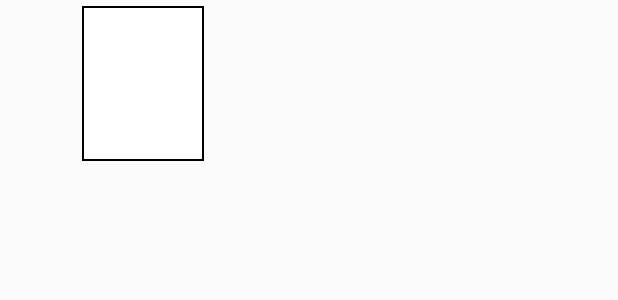
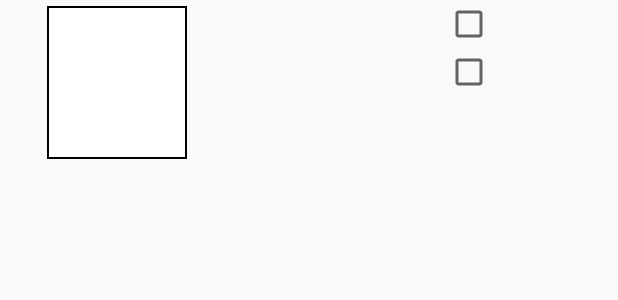
Before and after one commit to Joabenman/PruebaDrawer, an Android app: the layout listitem_elemento.xml on its own in the app's theme, with its tools: preview values and no code run, on a phone screen of 412 x 824 dp. Shown: the top 300 px of the screen. Run offline under Robolectric (Android 15) with nearby library versions, the phone set to English and light mode, and no system bars.

Commit message:
botones con perdida de focus

```diff
--- a/app/src/main/res/drawable/side_nav_bar.xml
+++ b/app/src/main/res/drawable/side_nav_bar.xml
@@ -1,9 +1,9 @@
 <shape xmlns:android="http://schemas.android.com/apk/res/android"
     android:shape="rectangle" >
     <gradient
-        android:startColor="#81C784"
-        android:centerColor="#4CAF50"
-        android:endColor="#2E7D32"
+        android:startColor="#795548"
+        android:centerColor="#8e6f64"
+        android:endColor="#b39990"
         android:type="linear"
         android:angle="135"/>
 </shape>
--- a/app/src/main/res/layout/listitem_elemento.xml
+++ b/app/src/main/res/layout/listitem_elemento.xml
@@ -7,19 +7,18 @@
 
     <LinearLayout
         android:orientation="horizontal"
-        android:layout_width="146dp"
-        android:layout_height="111dp"
+        android:layout_width="wrap_content"
+        android:layout_height="110dp"
         android:weightSum="1">
 
         <LinearLayout
             android:orientation="vertical"
-            android:layout_width="34dp"
-            android:layout_height="match_parent"
-            android:layout_weight="0.74"></LinearLayout>
+            android:layout_width="27dp"
+            android:layout_height="match_parent"></LinearLayout>
 
         <LinearLayout
             android:orientation="vertical"
-            android:layout_width="89dp"
+            android:layout_width="101dp"
             android:layout_height="match_parent">
 
             <ImageView android:id="@+id/ImgListaElemento"
@@ -38,35 +37,74 @@
 
     <LinearLayout
         android:orientation="vertical"
-        android:layout_width="match_parent"
+        android:layout_width="148dp"
+        android:layout_height="match_parent"
+        android:weightSum="1" >
+
+        <LinearLayout
+            android:orientation="vertical"
+            android:layout_width="match_parent"
+            android:layout_height="fill_parent"
+            android:weightSum="1"
+            android:layout_marginLeft="20dp" >
+
+            <TextView
+                android:id="@+id/LblListaTitulo"
+                android:layout_width="match_parent"
+                android:layout_height="wrap_content"
+                android:textStyle="bold"
+                android:textSize="14sp"
+                android:layout_marginTop="5dp"
+                android:layout_weight="0.34" />
+
+            <TextView
+                android:id="@+id/LblListaAutor"
+                android:layout_width="match_parent"
+                android:layout_height="wrap_content"
+                android:textStyle="normal"
+                android:textSize="12sp"
+                android:layout_weight="0.28" />
+        </LinearLayout>
+    </LinearLayout>
+
+    <LinearLayout
+        android:orientation="vertical"
+        android:layout_width="wrap_content"
         android:layout_height="match_parent"
         android:weightSum="1">
 
+
         <LinearLayout
-            android:orientation="vertical"
-            android:layout_width="wrap_content"
-            android:layout_height="match_parent"
+            android:orientation="horizontal"
+            android:layout_width="74dp"
+            android:layout_height="wrap_content"
             android:weightSum="1"
-            android:layout_marginLeft="20dp">
+            android:layout_marginLeft="20dp" >
 
-            <TextView android:id="@+id/LblListaTitulo"
-                android:layout_width="160dp"
+            <CheckBox
+                android:layout_width="53dp"
                 android:layout_height="wrap_content"
-                android:textStyle="bold"
-                android:textSize="14sp"
-                android:layout_weight="0.35"
-                android:layout_marginTop="5dp" />
-
-            <TextView android:id="@+id/LblListaAutor"
-                android:layout_width="164dp"
-                android:layout_height="wrap_content"
-                android:textStyle="normal"
-                android:textSize="12sp"
-                android:layout_weight="0.22" />
+                android:checked="false"
+                android:focusable="false"
+                android:id="@+id/checkvisto" />
 
         </LinearLayout>
 
+        <LinearLayout
+            android:orientation="horizontal"
+            android:layout_width="74dp"
+            android:layout_height="match_parent"
+            android:weightSum="1"
+            android:layout_marginLeft="20dp" >
+
+            <CheckBox
+                android:layout_width="53dp"
+                android:layout_height="wrap_content"
+                android:checked="false"
+                android:focusable="false"
+                android:id="@+id/checkfav" />
+
+        </LinearLayout>
+    </LinearLayout>
 
 </LinearLayout>
-
-</LinearLayout>
```
Also changed, not shown: app/src/main/java/com/vynv/proyecto/pruebadrawer/MainActivity.java (+31 -0 lines), app/src/main/res/layout/fragment_libros.xml (added, +18 -0 lines), app/src/main/res/drawable/ic_eye_off.png (added), app/src/main/res/drawable/ic_eye_on.png (added), app/src/main/res/drawable/ic_fav_off.png (added), app/src/main/res/drawable/ic_fav_on.png (added), app/src/main/res/mipmap-hdpi/ic_launcher.png (deleted), app/src/main/res/mipmap-mdpi/ic_launcher.png (deleted), app/src/main/res/mipmap-xhdpi/ic_launcher.png (deleted), app/src/main/res/mipmap-xxhdpi/ic_launcher.png (deleted), app/src/main/res/mipmap-xxxhdpi/ic_launcher.png (deleted).
